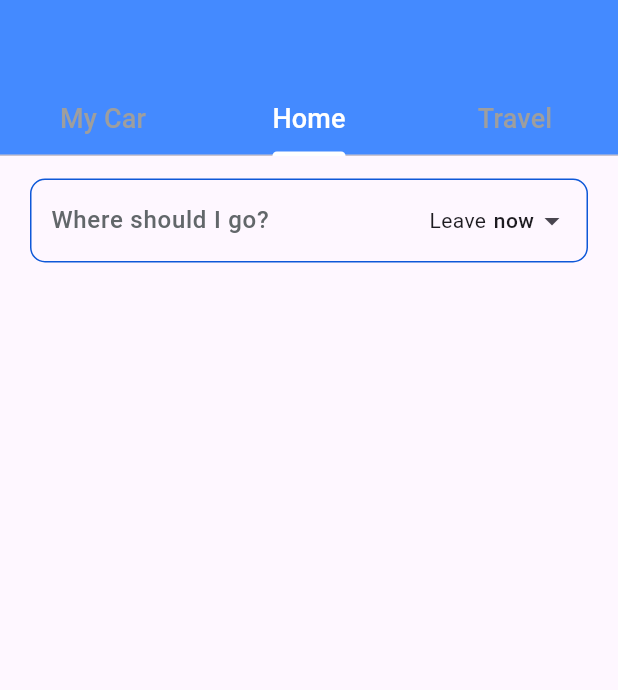
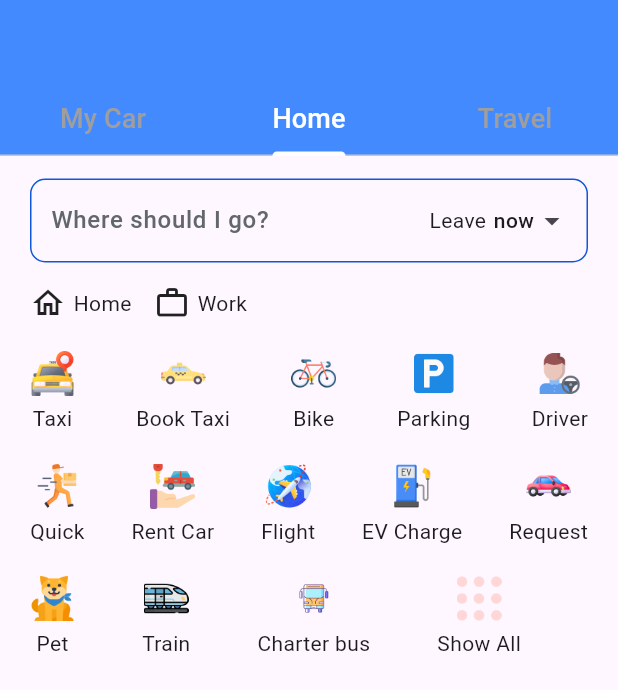
Before and after one commit to IT21175466/taxia, a Flutter app: the MyTabBar screen opened directly, on a phone screen of 412 x 824 dp. Shown: the top 690 px of the screen. Run offline on Flutter 3.47's test engine with Material 3 defaults, Android fonts, the phone set to English and light mode, and no system bars; our stand-ins replace cloud_firestore, firebase_auth, firebase_core, permission_handler, shared_preferences; missing offline and left inert: fl_country_code_picker; accounts and stored records are empty.

Commit message:
Home Tab

```diff
--- a/lib/views/home_screen/home_tab.dart
+++ b/lib/views/home_screen/home_tab.dart
@@ -1,5 +1,6 @@
 import 'package:flutter/material.dart';
 import 'package:taxia/constants/app_colors.dart';
+import 'package:taxia/widgets/custom_element.dart';
 
 class HomeTab extends StatefulWidget {
   const HomeTab({super.key});
@@ -57,7 +58,136 @@ class _HomeTabState extends State<HomeTab> {
                       const EdgeInsets.symmetric(vertical: 16, horizontal: 10),
                 ),
               ),
-            )
+            ),
+            SizedBox(
+              height: 15,
+            ),
+            Row(
+              children: [
+                Icon(Icons.home_outlined),
+                SizedBox(
+                  width: 5,
+                ),
+                Text(
+                  "Home",
+                  style: TextStyle(),
+                ),
+                SizedBox(
+                  width: 15,
+                ),
+                Icon(Icons.work_outline),
+                SizedBox(
+                  width: 5,
+                ),
+                Text(
+                  "Work",
+                  style: TextStyle(),
+                ),
+              ],
+            ),
+            SizedBox(
+              height: 20,
+            ),
+            Row(
+              children: [
+                CustomElement(
+                  label: "Taxi",
+                  imagePath: 'assets/images/taxi.png',
+                  onTap: () {},
+                ),
+                Spacer(),
+                CustomElement(
+                  label: "Book Taxi",
+                  imagePath: 'assets/images/bookTaxi.png',
+                  onTap: () {},
+                ),
+                Spacer(),
+                CustomElement(
+                  label: "Bike",
+                  imagePath: 'assets/images/bike.png',
+                  onTap: () {},
+                ),
+                Spacer(),
+                CustomElement(
+                  label: "Parking",
+                  imagePath: 'assets/images/parking.png',
+                  onTap: () {},
+                ),
+                Spacer(),
+                CustomElement(
+                  label: "Driver",
+                  imagePath: 'assets/images/driverElement.png',
+                  onTap: () {},
+                ),
+              ],
+            ),
+            SizedBox(
+              height: 20,
+            ),
+            Row(
+              children: [
+                CustomElement(
+                  label: "Quick",
+                  imagePath: 'assets/images/delivery.png',
+                  onTap: () {},
+                ),
+                Spacer(),
+                CustomElement(
+                  label: "Rent Car",
+                  imagePath: 'assets/images/rentCar.png',
+                  onTap: () {},
+                ),
+                Spacer(),
+                CustomElement(
+                  label: "Flight",
+                  imagePath: 'assets/images/airplane.png',
+                  onTap: () {},
+                ),
+                Spacer(),
+                CustomElement(
+                  label: "EV Charge",
+                  imagePath: 'assets/images/charging.png',
+                  onTap: () {},
+                ),
+                Spacer(),
+                CustomElement(
+                  label: "Request",
+                  imagePath: 'assets/images/request.png',
+                  onTap: () {},
+                ),
+              ],
+            ),
+            SizedBox(
+              height: 20,
+            ),
+            Row(
+              children: [
+                CustomElement(
+                  label: "Pet",
+                  imagePath: 'assets/images/pet.png',
+                  onTap: () {},
+                ),
+                Spacer(),
+                CustomElement(
+                  label: "Train",
+                  imagePath: 'assets/images/train.png',
+                  onTap: () {},
+                ),
+                Spacer(),
+                CustomElement(
+                  label: "Charter bus",
+                  imagePath: 'assets/images/charter.png',
+                  onTap: () {},
+                ),
+                Spacer(),
+                CustomElement(
+                  label: "Show All",
+                  imagePath: 'assets/images/dots.png',
+                  onTap: () {},
+                ),
+                Spacer(),
+              ],
+            ),
           ],
         ),
       ),
--- /dev/null
+++ b/lib/widgets/custom_element.dart
@@ -0,0 +1,30 @@
+import 'package:flutter/material.dart';
+
+class CustomElement extends StatelessWidget {
+  final String label;
+  final String imagePath;
+  final VoidCallback onTap;
+
+  CustomElement(
+      {required this.label, required this.imagePath, required this.onTap});
+
+  @override
+  Widget build(BuildContext context) {
+    return GestureDetector(
+      onTap: onTap,
+      child: Column(
+        children: [
+          SizedBox(
+            height: 30,
+            width: 30,
+            child: Image.asset(imagePath),
+          ),
+          SizedBox(
+            height: 5,
+          ),
+          Text(label),
+        ],
+      ),
+    );
+  }
+}
```
Also changed, not shown: assets/images/airplane.png (added), assets/images/bike.png (added), assets/images/bookTaxi.png (added), assets/images/charging.png (added), assets/images/charter.png (added), assets/images/delivery.png (added), assets/images/dots.png (added), assets/images/driverElement.png (added), assets/images/parking.png (added), assets/images/pet.png (added), assets/images/rentCar.png (added), assets/images/request.png (added), assets/images/taxi.png (added), assets/images/train.png (added).
